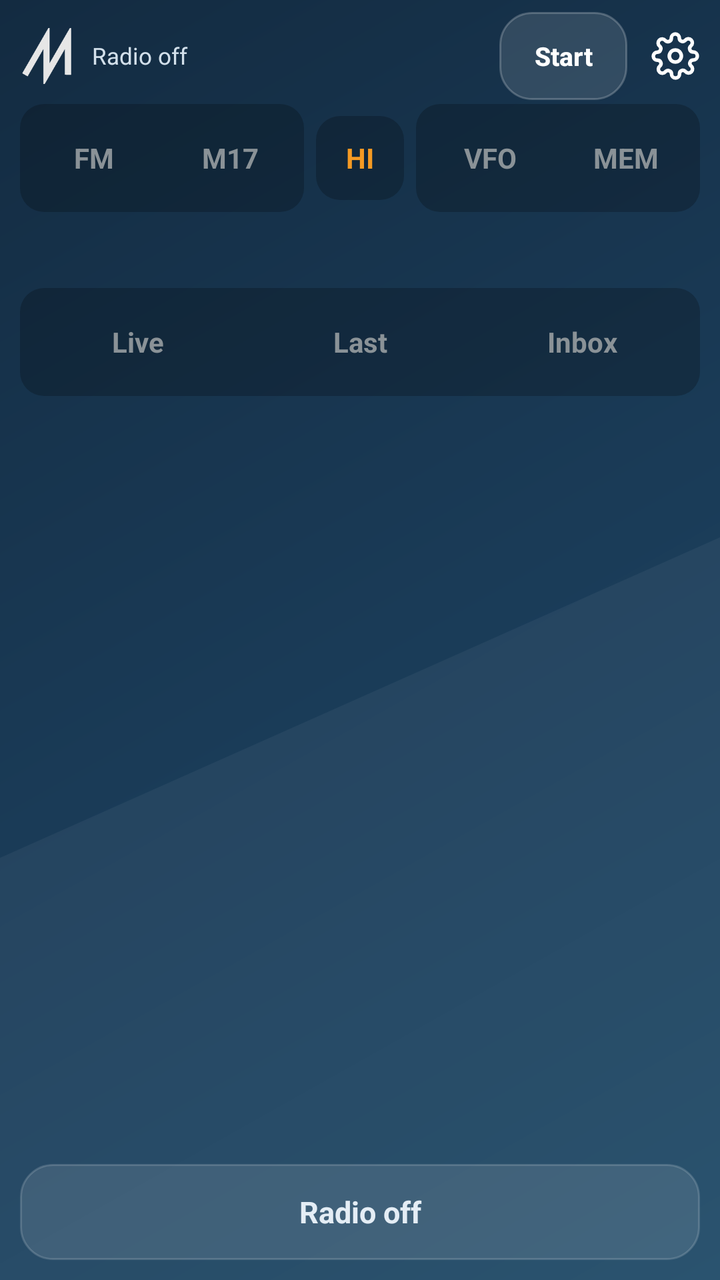
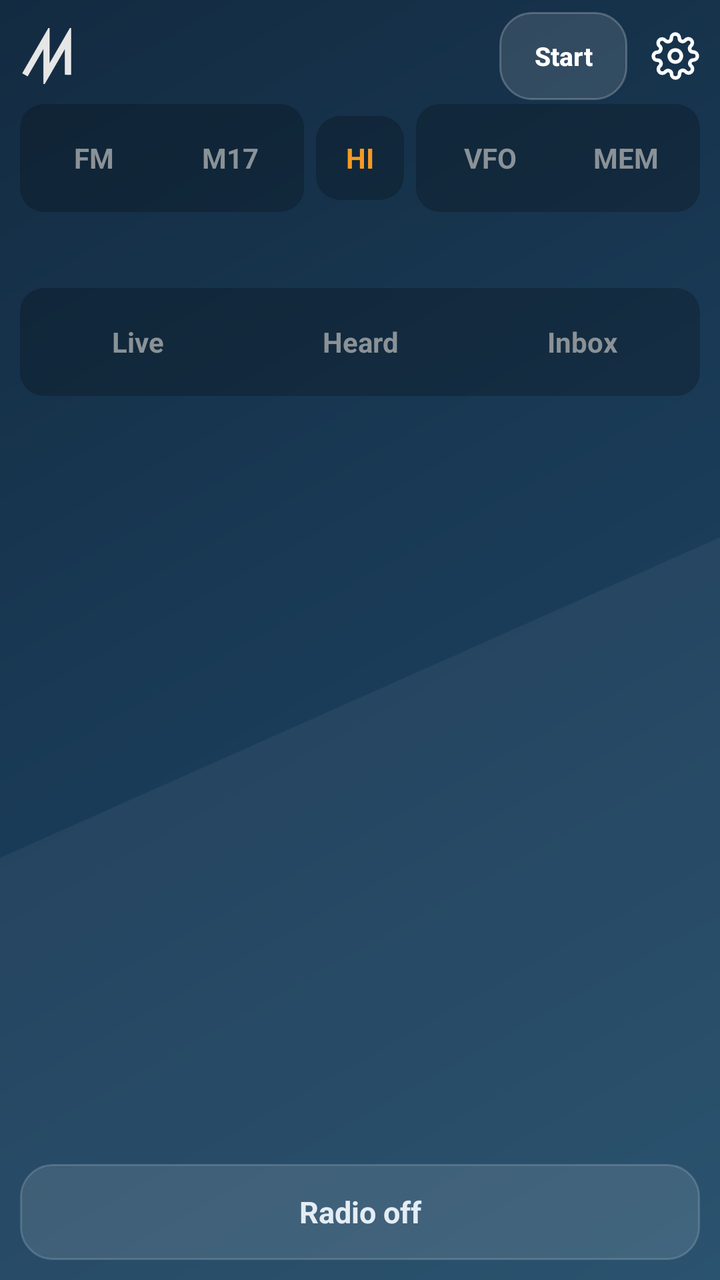

The first picture is an Android layout as it rendered before a commit; the second is the same layout after the commit. The layout source and the unified diff follow.
<!-- AndroidManifest.xml: application theme AppTheme -->
<!-- res/layout/main.xml -->
<?xml version="1.0" encoding="utf-8"?>
<LinearLayout xmlns:android="http://schemas.android.com/apk/res/android"
    android:layout_width="match_parent" android:layout_height="match_parent"
    android:orientation="vertical" android:paddingLeft="10dp" android:paddingRight="10dp" android:paddingTop="4dp">

    <LinearLayout android:id="@+id/header" android:layout_width="match_parent" android:layout_height="48dp"
        android:orientation="horizontal" android:gravity="center_vertical">
        <ImageView android:layout_width="28dp" android:layout_height="28dp" android:src="@drawable/logo" android:contentDescription="M17" />
        <TextView android:id="@+id/status" android:layout_width="0dp" android:layout_weight="1" android:layout_height="wrap_content"
            android:paddingLeft="8dp" android:textColor="@color/text3" android:textSize="11.5sp" android:maxLines="2" android:text="Radio off" />
        <Button android:id="@+id/power" android:layout_width="wrap_content" android:layout_height="44dp" android:minWidth="64dp" android:minHeight="0dp"
            android:background="@drawable/pill" android:textColor="@color/white" android:textStyle="bold" android:textAllCaps="false" android:textSize="13sp"
            android:paddingLeft="14dp" android:paddingRight="14dp" android:text="Start" />
        
        <ImageButton android:id="@+id/gear" android:layout_width="48dp" android:layout_height="48dp" android:src="@drawable/ic_gear"
            android:layout_marginRight="-12dp" android:background="@drawable/row_bg" android:contentDescription="Settings" />
    </LinearLayout>

    <LinearLayout android:layout_width="match_parent" android:layout_height="wrap_content" android:orientation="horizontal"
        android:gravity="center_vertical" android:paddingBottom="8dp">
        <LinearLayout android:layout_width="wrap_content" android:layout_height="wrap_content" android:orientation="horizontal"
            android:background="@drawable/seg_bg" android:padding="3dp">
            <TextView android:id="@+id/modeFm" android:layout_width="wrap_content" android:layout_height="48dp" android:minWidth="68dp"
                android:gravity="center" android:textStyle="bold" android:textSize="14sp" android:text="FM" />
            <TextView android:id="@+id/modeM17" android:layout_width="wrap_content" android:layout_height="48dp" android:minWidth="68dp"
                android:gravity="center" android:textStyle="bold" android:textSize="14sp" android:text="M17" />
        </LinearLayout>
        <FrameLayout android:layout_width="0dp" android:layout_height="wrap_content" android:layout_weight="1">
            <TextView android:id="@+id/powerBtn" android:layout_width="44dp" android:layout_height="42dp" android:layout_gravity="center"
                android:background="@drawable/seg_bg" android:gravity="center" android:textStyle="bold" android:textSize="14sp"
                android:textColor="@color/orange" android:text="HI" />
        </FrameLayout>
        <LinearLayout android:layout_width="wrap_content" android:layout_height="wrap_content" android:orientation="horizontal"
            android:background="@drawable/seg_bg" android:padding="3dp">
            <TextView android:id="@+id/modeVfo" android:layout_width="wrap_content" android:layout_height="48dp" android:minWidth="68dp"
                android:gravity="center" android:textStyle="bold" android:textSize="14sp" android:text="VFO" />
            <TextView android:id="@+id/modeMem" android:layout_width="wrap_content" android:layout_height="48dp" android:minWidth="68dp"
                android:gravity="center" android:textStyle="bold" android:textSize="14sp" android:text="MEM" />
        </LinearLayout>
    </LinearLayout>

    <FrameLayout android:id="@+id/freqHolder" android:layout_width="match_parent" android:layout_height="wrap_content"
        android:background="@drawable/card" android:paddingLeft="4dp" android:paddingRight="4dp" />

    <LinearLayout android:layout_width="match_parent" android:layout_height="30dp" android:orientation="horizontal"
        android:gravity="center_vertical" android:paddingLeft="4dp">
        <View android:id="@+id/sigBar" android:layout_width="3dp" android:layout_height="14dp" />
        <TextView android:id="@+id/sigText" android:layout_width="0dp" android:layout_weight="1" android:layout_height="wrap_content"
            android:paddingLeft="8dp" android:textColor="@color/text3" android:textSize="12sp" android:singleLine="true" android:ellipsize="end" />
    </LinearLayout>

    <LinearLayout android:layout_width="match_parent" android:layout_height="wrap_content" android:orientation="horizontal"
        android:background="@drawable/seg_bg" android:padding="3dp">
        <TextView android:id="@+id/tabLive" android:layout_width="0dp" android:layout_weight="1" android:layout_height="48dp"
            android:gravity="center" android:textStyle="bold" android:textSize="14sp" android:text="Live" />
        <TextView android:id="@+id/tabHeard" android:layout_width="0dp" android:layout_weight="1" android:layout_height="48dp"
            android:gravity="center" android:textStyle="bold" android:textSize="14sp" android:text="Last" />
        <LinearLayout android:id="@+id/tabInbox" android:layout_width="0dp" android:layout_weight="1" android:layout_height="48dp"
            android:orientation="horizontal" android:gravity="center">
            <TextView android:id="@+id/tabInboxText" android:layout_width="wrap_content" android:layout_height="wrap_content"
                android:textStyle="bold" android:textSize="14sp" android:text="Inbox" />
            <TextView android:id="@+id/inboxBadge" android:layout_width="wrap_content" android:layout_height="18dp" android:minWidth="18dp"
                android:layout_marginLeft="6dp" android:background="@drawable/badge" android:gravity="center" android:paddingLeft="5dp" android:paddingRight="5dp"
                android:textColor="@color/on_orange" android:textSize="11sp" android:textStyle="bold" android:visibility="gone" />
        </LinearLayout>
    </LinearLayout>

    <FrameLayout android:layout_width="match_parent" android:layout_height="0dp" android:layout_weight="1" android:paddingTop="8dp">
        <ScrollView android:id="@+id/panelLive" android:layout_width="match_parent" android:layout_height="match_parent">
            <LinearLayout android:id="@+id/liveBox" android:layout_width="match_parent" android:layout_height="wrap_content" android:orientation="vertical" />
        </ScrollView>
        <LinearLayout android:id="@+id/panelHeard" android:layout_width="match_parent" android:layout_height="match_parent" android:orientation="vertical" android:visibility="gone">
            <ScrollView android:layout_width="match_parent" android:layout_height="0dp" android:layout_weight="1">
                <LinearLayout android:id="@+id/heardList" android:layout_width="match_parent" android:layout_height="wrap_content" android:orientation="vertical"
                    android:background="@drawable/card" />
            </ScrollView>
            <LinearLayout android:layout_width="match_parent" android:layout_height="wrap_content" android:orientation="horizontal" android:paddingTop="6dp" android:gravity="right">
                <Button android:id="@+id/heardClear" android:layout_width="wrap_content" android:layout_height="44dp" android:minWidth="88dp" android:minHeight="0dp"
                    android:background="@drawable/btn" android:textColor="@color/white" android:textStyle="bold" android:textAllCaps="false" android:text="Clear" />
            </LinearLayout>
        </LinearLayout>
        <LinearLayout android:id="@+id/panelInbox" android:layout_width="match_parent" android:layout_height="match_parent" android:orientation="vertical" android:visibility="gone">
            <ScrollView android:layout_width="match_parent" android:layout_height="0dp" android:layout_weight="1">
                <LinearLayout android:id="@+id/inboxList" android:layout_width="match_parent" android:layout_height="wrap_content" android:orientation="vertical" />
            </ScrollView>
            <LinearLayout android:layout_width="match_parent" android:layout_height="wrap_content" android:orientation="horizontal" android:paddingTop="6dp">
                <Button android:id="@+id/smsNew" android:layout_width="0dp" android:layout_weight="1" android:layout_height="44dp" android:minHeight="0dp" android:background="@drawable/btn_primary"
                    android:textColor="@color/on_orange" android:textStyle="bold" android:textAllCaps="false" android:text="New SMS" />
                <Button android:id="@+id/smsClear" android:layout_width="wrap_content" android:layout_height="44dp" android:minWidth="88dp" android:minHeight="0dp"
                    android:layout_marginLeft="8dp" android:background="@drawable/btn" android:textColor="@color/white" android:textStyle="bold"
                    android:textAllCaps="false" android:text="Clear" />
            </LinearLayout>
        </LinearLayout>
    </FrameLayout>

    <TextView android:id="@+id/txBar" android:layout_width="match_parent" android:layout_height="48dp" android:layout_marginTop="8dp"
        android:layout_marginBottom="10dp" android:gravity="center" android:textStyle="bold" android:textSize="15sp"
        android:background="@drawable/card" android:textColor="@color/text2" android:text="Radio off" />
</LinearLayout>
<!-- resources referenced by this layout -->
<resources>
  <color name="on_orange">#1B1206</color>
  <color name="orange">#F59A23</color>
  <color name="text2">#E4EDF5</color>
  <color name="text3">#D3E0EB</color>
  <color name="white">#FFFFFF</color>
  <!-- drawable badge (drawable) -->
  <?xml version="1.0" encoding="utf-8"?>
  <shape xmlns:android="http://schemas.android.com/apk/res/android"><corners android:radius="4dp" /><solid android:color="@color/orange" /></shape>
  <!-- drawable btn_primary (drawable) -->
  <?xml version="1.0" encoding="utf-8"?>
  <selector xmlns:android="http://schemas.android.com/apk/res/android">
      <item android:state_pressed="true"><shape><corners android:radius="10dp" /><solid android:color="#D9831A" /></shape></item>
      <item><shape><corners android:radius="10dp" /><solid android:color="@color/orange" /></shape></item>
  </selector>
  <!-- drawable card (drawable) -->
  <?xml version="1.0" encoding="utf-8"?>
  <shape xmlns:android="http://schemas.android.com/apk/res/android">
      <corners android:radius="16dp" /><solid android:color="#1CFFFFFF" /><stroke android:width="1dp" android:color="#29FFFFFF" />
  </shape>
  <!-- drawable pill (drawable) -->
  <?xml version="1.0" encoding="utf-8"?>
  <shape xmlns:android="http://schemas.android.com/apk/res/android"><corners android:radius="16dp" /><solid android:color="#1FFFFFFF" /><stroke android:width="1dp" android:color="#38FFFFFF" /></shape>
  <!-- drawable row_bg (drawable) -->
  <?xml version="1.0" encoding="utf-8"?>
  <selector xmlns:android="http://schemas.android.com/apk/res/android">
      <item android:state_pressed="true"><color android:color="#1FFFFFFF" /></item>
      <item><color android:color="#00000000" /></item>
  </selector>
  <!-- drawable seg_bg (drawable) -->
  <?xml version="1.0" encoding="utf-8"?>
  <shape xmlns:android="http://schemas.android.com/apk/res/android"><corners android:radius="12dp" /><solid android:color="#38000000" /></shape>
  <style name="AppTheme" parent="@android:style/Theme.DeviceDefault.NoActionBar">
          <item name="android:windowBackground">@drawable/bg_app</item>
          <item name="android:colorAccent">@color/orange</item>
          <item name="android:colorControlActivated">@color/orange</item>
          <item name="android:textColorPrimary">@color/white</item>
          <item name="android:textColorSecondary">@color/text3</item>
          <item name="android:statusBarColor">@color/bg_top</item>
          <item name="android:navigationBarColor">@color/nav_bar</item>
          <item name="android:alertDialogTheme">@style/Dialog</item>
      </style>
  <!-- drawable bg_app (drawable) -->
  <?xml version="1.0" encoding="utf-8"?>
  <layer-list xmlns:android="http://schemas.android.com/apk/res/android">
      <item><shape><gradient android:angle="315" android:startColor="@color/bg_top" android:centerColor="@color/bg_mid" android:endColor="@color/bg_bottom" /></shape></item>
      <item android:top="380dp" android:bottom="-400dp" android:left="-300dp" android:right="-300dp">
          <rotate android:fromDegrees="-24" android:pivotX="50%" android:pivotY="50%">
              <shape><solid android:color="#0CFFFFFF" /></shape>
          </rotate>
      </item>
  </layer-list>
  <color name="bg_top">#132B41</color>
  <color name="nav_bar">#1F4A68</color>
  <style name="Dialog" parent="@android:style/Theme.DeviceDefault.Dialog.Alert">
          <item name="android:colorAccent">@color/orange</item>
          <item name="android:colorBackground">@color/bg_mid</item>
          <item name="android:textColorPrimary">@color/white</item>
          <item name="android:textColorSecondary">@color/text3</item>
      </style>
  <color name="bg_mid">#1A3B57</color>
  <color name="bg_bottom">#1F4A68</color>
  <!-- unchanged entries left out for length: 3 -->
</resources>

<!-- the commit's change to res/layout/main.xml (unified diff, before → after) -->
@@ -7,7 +7,7 @@
         android:orientation="horizontal" android:gravity="center_vertical">
         <ImageView android:layout_width="28dp" android:layout_height="28dp" android:src="@drawable/logo" android:contentDescription="M17" />
         <TextView android:id="@+id/status" android:layout_width="0dp" android:layout_weight="1" android:layout_height="wrap_content"
-            android:paddingLeft="8dp" android:textColor="@color/text3" android:textSize="11.5sp" android:maxLines="2" android:text="Radio off" />
+            android:paddingLeft="8dp" android:textColor="@color/text3" android:textSize="11.5sp" android:maxLines="2" />
         <Button android:id="@+id/power" android:layout_width="wrap_content" android:layout_height="44dp" android:minWidth="64dp" android:minHeight="0dp"
             android:background="@drawable/pill" android:textColor="@color/white" android:textStyle="bold" android:textAllCaps="false" android:textSize="13sp"
             android:paddingLeft="14dp" android:paddingRight="14dp" android:text="Start" />
@@ -54,7 +54,7 @@
         <TextView android:id="@+id/tabLive" android:layout_width="0dp" android:layout_weight="1" android:layout_height="48dp"
             android:gravity="center" android:textStyle="bold" android:textSize="14sp" android:text="Live" />
         <TextView android:id="@+id/tabHeard" android:layout_width="0dp" android:layout_weight="1" android:layout_height="48dp"
-            android:gravity="center" android:textStyle="bold" android:textSize="14sp" android:text="Last" />
+            android:gravity="center" android:textStyle="bold" android:textSize="14sp" android:text="Heard" />
         <LinearLayout android:id="@+id/tabInbox" android:layout_width="0dp" android:layout_weight="1" android:layout_height="48dp"
             android:orientation="horizontal" android:gravity="center">
             <TextView android:id="@+id/tabInboxText" android:layout_width="wrap_content" android:layout_height="wrap_content"
